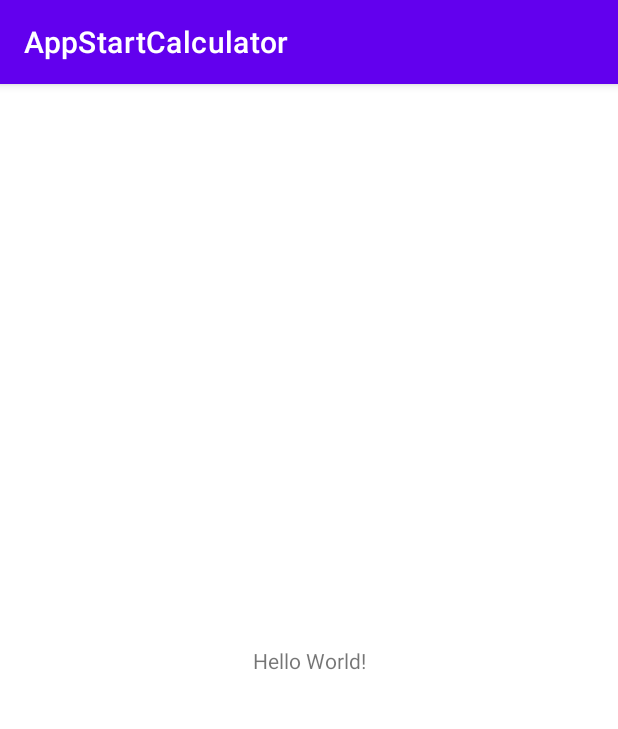
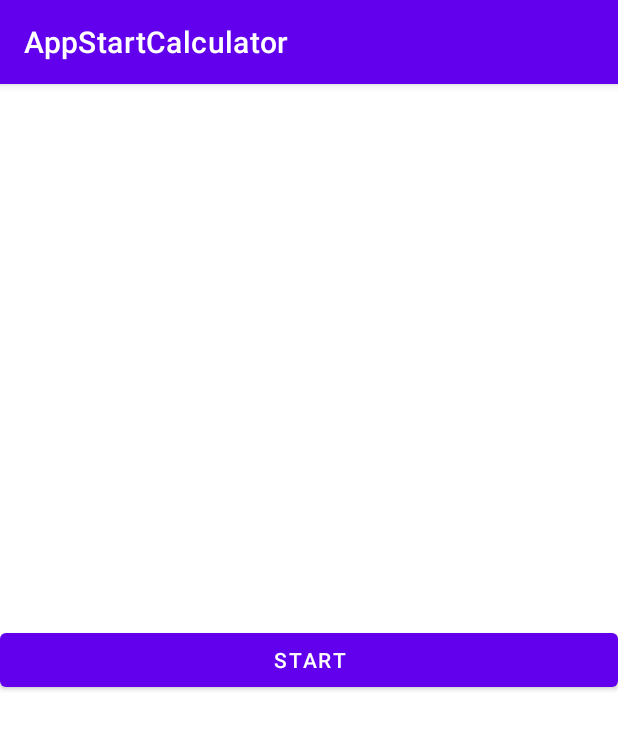
Before and after one commit to RelinDmitrii/AppStartCalculator, an Android app: the screen it shows after launch (MainActivity), on a phone screen of 412 x 824 dp. Shown: the top 729 px of the screen. Run offline under Robolectric (Android 15) with nearby library versions, the phone set to English and light mode, and no system bars.

Commit message:
hw5Start

```diff
--- a/app/src/main/java/com/example/appstartcalculator/MainActivity.java
+++ b/app/src/main/java/com/example/appstartcalculator/MainActivity.java
@@ -2,13 +2,38 @@ package com.example.appstartcalculator;
 
 import androidx.appcompat.app.AppCompatActivity;
 
+import android.content.Intent;
+import android.content.pm.ActivityInfo;
 import android.os.Bundle;
+import android.view.View;
+import android.widget.Button;
 
-public class MainActivity extends AppCompatActivity {
+public class MainActivity extends AppCompatActivity implements View.OnClickListener{
+
+    Button button;
 
     @Override
     protected void onCreate(Bundle savedInstanceState) {
         super.onCreate(savedInstanceState);
         setContentView(R.layout.activity_main);
+        initButton();
+        setClickButton();
+    }
+
+    @Override
+    public void onClick(View v) {
+        Intent calculateIntent = new Intent();
+        calculateIntent.setAction("com.example.calculator.MainActivity");
+        ActivityInfo activityInfo = calculateIntent.resolveActivityInfo(getPackageManager(), calculateIntent.getFlags());
+        if (activityInfo != null) {
+            startActivity(calculateIntent);
+        }
+    }
+
+    public void initButton(){
+        button = findViewById(R.id.start_Button);
+    }
+    public void setClickButton(){
+        button.setOnClickListener(this);
     }
 }
--- a/app/src/main/res/layout/activity_main.xml
+++ b/app/src/main/res/layout/activity_main.xml
@@ -6,13 +6,14 @@
     android:layout_height="match_parent"
     tools:context=".MainActivity">
 
-    <TextView
-        android:layout_width="wrap_content"
+    <com.google.android.material.button.MaterialButton
+        android:id="@+id/start_Button"
+        android:layout_width="match_parent"
         android:layout_height="wrap_content"
-        android:text="Hello World!"
+        android:text="@string/start_Button"
         app:layout_constraintBottom_toBottomOf="parent"
-        app:layout_constraintLeft_toLeftOf="parent"
-        app:layout_constraintRight_toRightOf="parent"
+        app:layout_constraintEnd_toEndOf="parent"
+        app:layout_constraintStart_toStartOf="parent"
         app:layout_constraintTop_toTopOf="parent" />
 
 </androidx.constraintlayout.widget.ConstraintLayout>
--- a/app/src/main/res/values/strings.xml
+++ b/app/src/main/res/values/strings.xml
@@ -1,3 +1,4 @@
 <resources>
     <string name="app_name">AppStartCalculator</string>
+    <string name="start_Button">Start</string>
 </resources>
```
